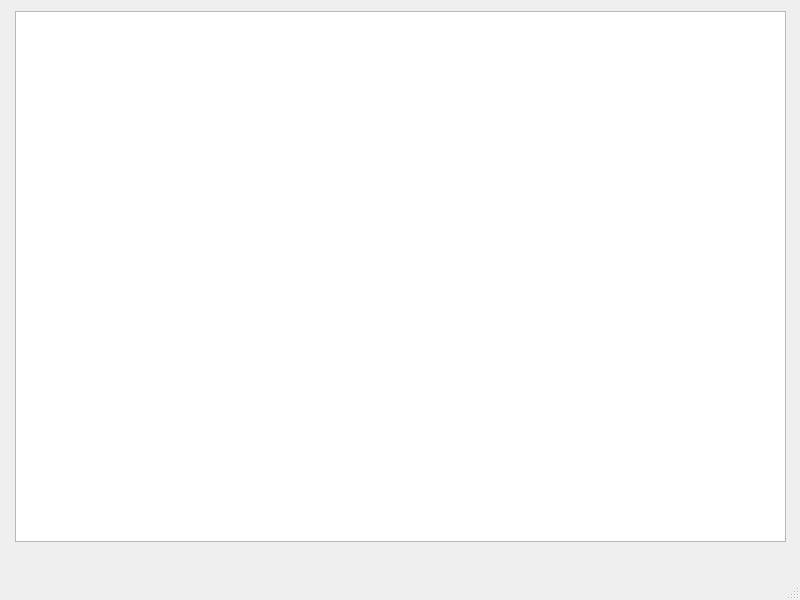
Daniela701/Bomberman, file mainwindow.ui: the form before one commit.
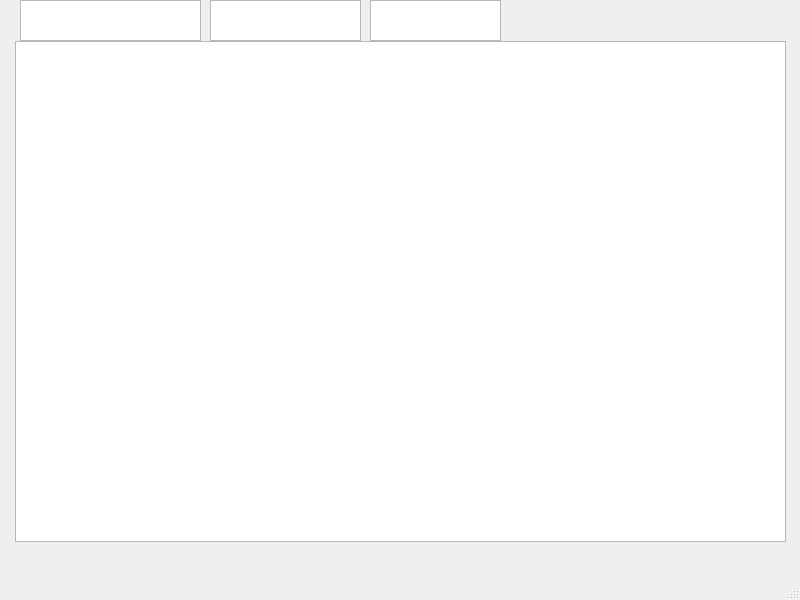
The form after the commit.

Diff of the .ui file:
```diff
--- a/mainwindow.ui
+++ b/mainwindow.ui
@@ -18,9 +18,9 @@
     <property name="geometry">
      <rect>
       <x>15</x>
-      <y>11</y>
+      <y>41</y>
       <width>771</width>
-      <height>531</height>
+      <height>501</height>
      </rect>
     </property>
     <property name="backgroundBrush">
@@ -33,6 +33,57 @@
      </brush>
     </property>
    </widget>
+   <widget class="QTextBrowser" name="textBrowser">
+    <property name="geometry">
+     <rect>
+      <x>20</x>
+      <y>0</y>
+      <width>181</width>
+      <height>41</height>
+     </rect>
+    </property>
+    <property name="font">
+     <font>
+      <family>Stencil</family>
+      <pointsize>14</pointsize>
+     </font>
+    </property>
+    <property name="autoFillBackground">
+     <bool>false</bool>
+    </property>
+   </widget>
+   <widget class="QTextBrowser" name="textBrowser_2">
+    <property name="geometry">
+     <rect>
+      <x>210</x>
+      <y>0</y>
+      <width>151</width>
+      <height>41</height>
+     </rect>
+    </property>
+    <property name="font">
+     <font>
+      <family>Stencil</family>
+      <pointsize>14</pointsize>
+     </font>
+    </property>
+   </widget>
+   <widget class="QTextBrowser" name="textBrowser_3">
+    <property name="geometry">
+     <rect>
+      <x>370</x>
+      <y>0</y>
+      <width>131</width>
+      <height>41</height>
+     </rect>
+    </property>
+    <property name="font">
+     <font>
+      <family>Stencil</family>
+      <pointsize>14</pointsize>
+     </font>
+    </property>
+   </widget>
   </widget>
   <widget class="QMenuBar" name="menubar">
    <property name="geometry">
```
